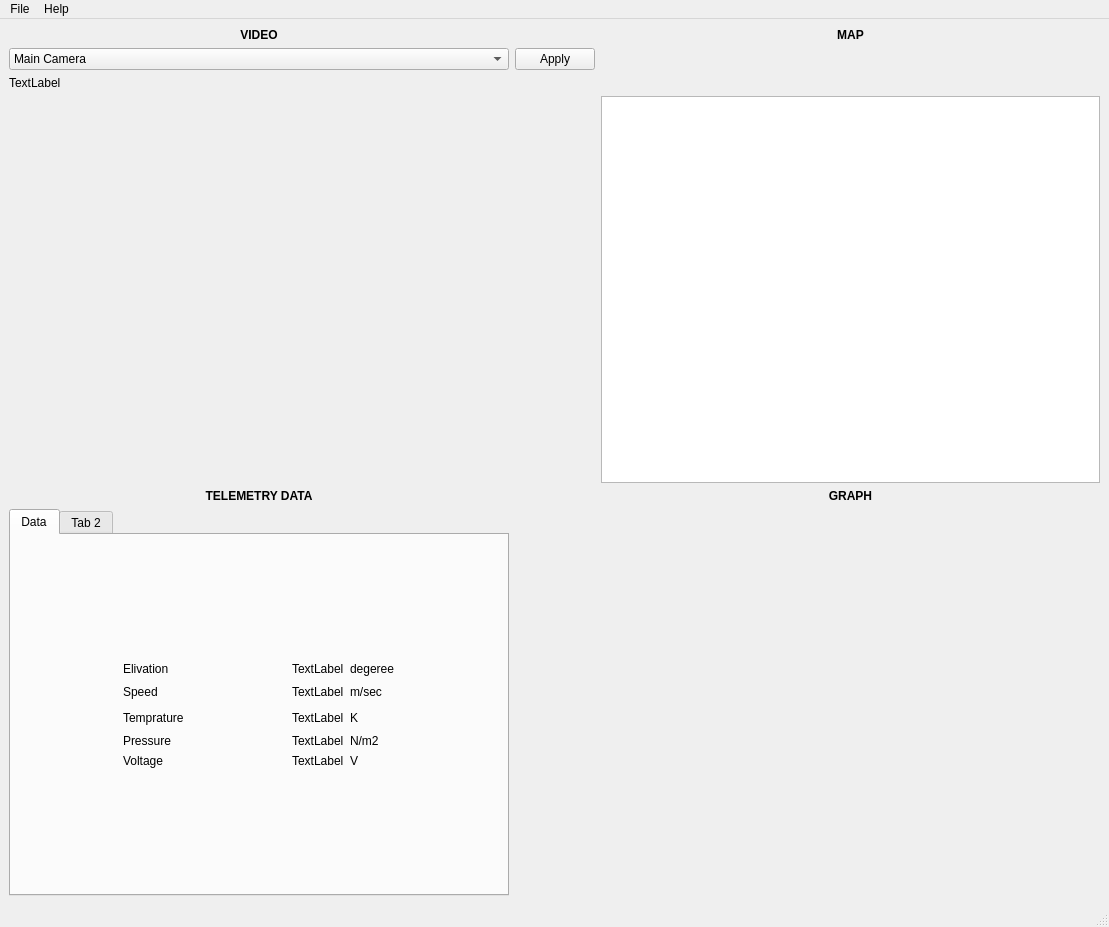
Old version of the form GUI/gui_dev.ui in the repository WarlordTed/URC2K18.
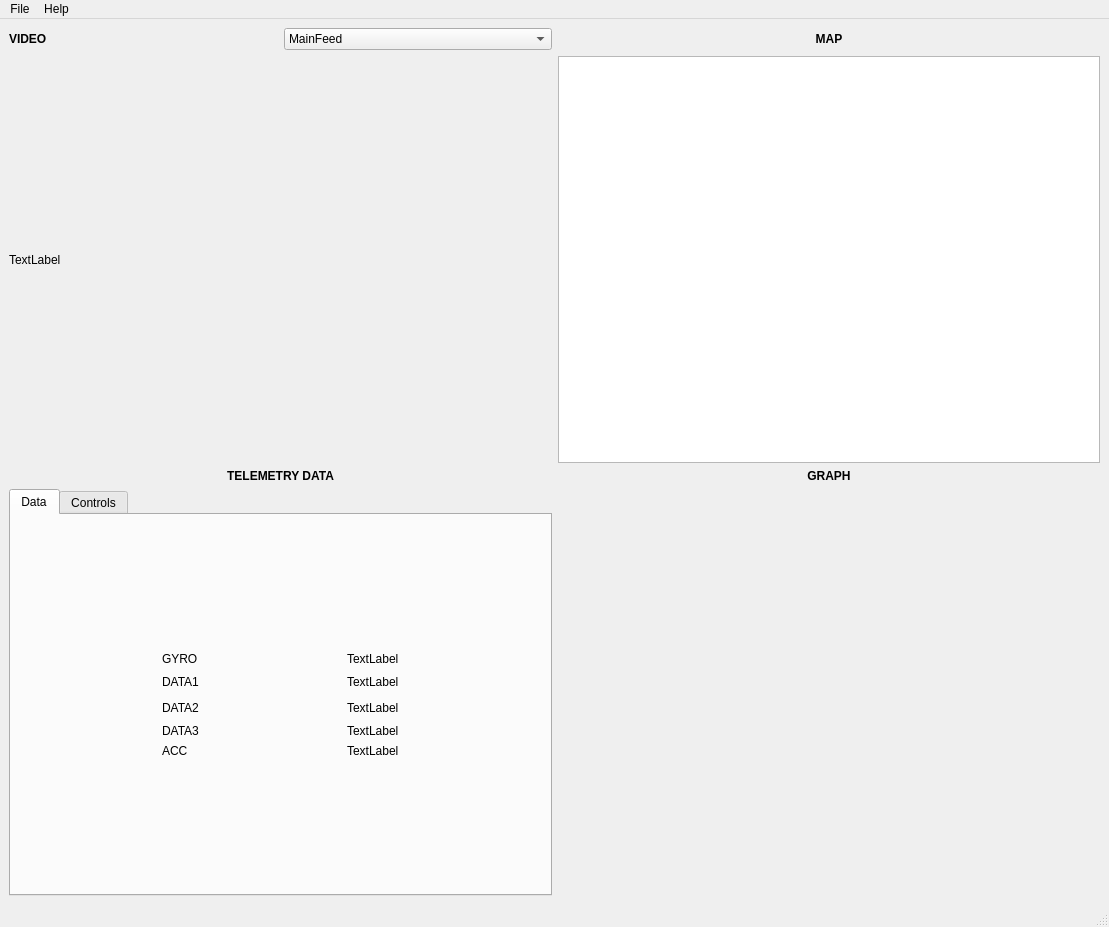
New version of the form. The open tabs and pages were chosen to show the change. Icons and pictures are not drawn.

The edit to the form file:
```diff
--- a/GUI/gui_dev.ui
+++ b/GUI/gui_dev.ui
@@ -14,27 +14,54 @@
    <string>MainWindow</string>
   </property>
   <widget class="QWidget" name="centralwidget">
-   <layout class="QGridLayout" name="gridLayout">
-    <item row="3" column="2">
-     <widget class="QGraphicsView" name="graphicsView"/>
-    </item>
+   <layout class="QGridLayout" name="gridLayout_3">
     <item row="0" column="0">
-     <widget class="QLabel" name="videolabel">
-      <property name="font">
-       <font>
-        <weight>75</weight>
-        <bold>true</bold>
-       </font>
-      </property>
-      <property name="text">
-       <string>VIDEO</string>
-      </property>
-      <property name="alignment">
-       <set>Qt::AlignCenter</set>
-      </property>
-     </widget>
+     <layout class="QHBoxLayout" name="horizontalLayout">
+      <item>
+       <widget class="QLabel" name="label">
+        <property name="font">
+         <font>
+          <weight>75</weight>
+          <bold>true</bold>
+         </font>
+        </property>
+        <property name="text">
+         <string>VIDEO</string>
+        </property>
+       </widget>
+      </item>
+      <item>
+       <widget class="QComboBox" name="comboBox">
+        <item>
+         <property name="text">
+          <string>MainFeed</string>
+         </property>
+        </item>
+        <item>
+         <property name="text">
+          <string>BackCamera</string>
+         </property>
+        </item>
+        <item>
+         <property name="text">
+          <string>DepthView</string>
+         </property>
+        </item>
+        <item>
+         <property name="text">
+          <string>Arm</string>
+         </property>
+        </item>
+        <item>
+         <property name="text">
+          <string>Hogger</string>
+         </property>
+        </item>
+       </widget>
+      </item>
+     </layout>
     </item>
-    <item row="0" column="2">
+    <item row="0" column="1">
      <widget class="QLabel" name="maplabel">
       <property name="font">
        <font>
@@ -50,7 +77,17 @@
       </property>
      </widget>
     </item>
-    <item row="4" column="0">
+    <item row="1" column="0">
+     <widget class="QLabel" name="videoFrame">
+      <property name="text">
+       <string>TextLabel</string>
+      </property>
+     </widget>
+    </item>
+    <item row="1" column="1">
+     <widget class="QGraphicsView" name="graphicsView"/>
+    </item>
+    <item row="2" column="0">
      <widget class="QLabel" name="datalabel">
       <property name="font">
        <font>
@@ -66,7 +103,7 @@
       </property>
      </widget>
     </item>
-    <item row="4" column="2">
+    <item row="2" column="1">
      <widget class="QLabel" name="graphlabel">
       <property name="font">
        <font>
@@ -82,26 +119,16 @@
       </property>
      </widget>
     </item>
-    <item row="5" column="2">
-     <layout class="QHBoxLayout" name="sensorgraph"/>
-    </item>
-    <item row="5" column="0">
+    <item row="3" column="0">
      <widget class="QTabWidget" name="tabWidget">
+      <property name="currentIndex">
+       <number>1</number>
+      </property>
       <widget class="QWidget" name="tab_3">
        <attribute name="title">
         <string>Data</string>
        </attribute>
        <layout class="QGridLayout" name="gridLayout_2">
-        <item row="3" column="4">
-         <widget class="QLabel" name="label3">
-          <property name="styleSheet">
-           <string notr="true">font: 14pt &quot;Verdana&quot;;</string>
-          </property>
-          <property name="text">
-           <string>TextLabel</string>
-          </property>
-         </widget>
-        </item>
         <item row="6" column="4">
          <spacer name="verticalSpacer">
           <property name="orientation">
@@ -115,7 +142,7 @@
           </property>
          </spacer>
         </item>
-        <item row="2" column="6">
+        <item row="2" column="5">
          <spacer name="horizontalSpacer_2">
           <property name="orientation">
            <enum>Qt::Horizontal</enum>
@@ -156,9 +183,6 @@
         </item>
         <item row="1" column="4">
          <widget class="QLabel" name="label1">
-          <property name="styleSheet">
-           <string notr="true">font: 14pt &quot;Verdana&quot;;</string>
-          </property>
           <property name="text">
            <string>TextLabel</string>
           </property>
@@ -166,19 +190,13 @@
         </item>
         <item row="2" column="1">
          <widget class="QLabel" name="d2">
-          <property name="styleSheet">
-           <string notr="true">font: 14pt &quot;Verdana&quot;;</string>
-          </property>
           <property name="text">
-           <string>Speed</string>
+           <string>DATA1</string>
           </property>
          </widget>
         </item>
         <item row="2" column="4">
          <widget class="QLabel" name="label2">
-          <property name="styleSheet">
-           <string notr="true">font: 14pt &quot;Verdana&quot;;</string>
-          </property>
           <property name="text">
            <string>TextLabel</string>
           </property>
@@ -186,19 +204,20 @@
         </item>
         <item row="3" column="1">
          <widget class="QLabel" name="d3">
-          <property name="styleSheet">
-           <string notr="true">font: 14pt &quot;Verdana&quot;;</string>
-          </property>
           <property name="text">
-           <string>Temprature</string>
+           <string>DATA2</string>
           </property>
          </widget>
         </item>
         <item row="5" column="4">
          <widget class="QLabel" name="label5">
-          <property name="styleSheet">
-           <string notr="true">font: 14pt &quot;Verdana&quot;;</string>
+          <property name="text">
+           <string>TextLabel</string>
           </property>
+         </widget>
+        </item>
+        <item row="3" column="4">
+         <widget class="QLabel" name="label3">
           <property name="text">
            <string>TextLabel</string>
           </property>
@@ -206,19 +225,13 @@
         </item>
         <item row="4" column="1">
          <widget class="QLabel" name="d4">
-          <property name="styleSheet">
-           <string notr="true">font: 14pt &quot;Verdana&quot;;</string>
-          </property>
           <property name="text">
-           <string>Pressure</string>
+           <string>DATA3</string>
           </property>
          </widget>
         </item>
         <item row="4" column="4">
          <widget class="QLabel" name="label4">
-          <property name="styleSheet">
-           <string notr="true">font: 14pt &quot;Verdana&quot;;</string>
-          </property>
           <property name="text">
            <string>TextLabel</string>
           </property>
@@ -226,21 +239,15 @@
         </item>
         <item row="5" column="1">
          <widget class="QLabel" name="d5">
-          <property name="styleSheet">
-           <string notr="true">font: 14pt &quot;Verdana&quot;;</string>
-          </property>
           <property name="text">
-           <string>Voltage </string>
+           <string>ACC</string>
           </property>
          </widget>
         </item>
         <item row="1" column="1">
          <widget class="QLabel" name="d1">
-          <property name="styleSheet">
-           <string notr="true">font: 14pt &quot;Verdana&quot;;</string>
-          </property>
           <property name="text">
-           <string>Elivation</string>
+           <string>GYRO</string>
           </property>
          </widget>
         </item>
@@ -257,117 +264,43 @@
           </property>
          </spacer>
         </item>
-        <item row="2" column="5">
-         <widget class="QLabel" name="label">
-          <property name="styleSheet">
-           <string notr="true">font: 14pt &quot;Verdana&quot;;</string>
-          </property>
-          <property name="text">
-           <string>m/sec</string>
-          </property>
-         </widget>
-        </item>
-        <item row="1" column="5">
+       </layout>
+      </widget>
+      <widget class="QWidget" name="tab_4">
+       <attribute name="title">
+        <string>Controls</string>
+       </attribute>
+       <layout class="QGridLayout" name="gridLayout">
+        <item row="0" column="0">
          <widget class="QLabel" name="label_2">
-          <property name="styleSheet">
-           <string notr="true">font: 14pt &quot;Verdana&quot;;</string>
-          </property>
           <property name="text">
-           <string>degeree</string>
+           <string/>
+          </property>
+          <property name="pixmap">
+           <pixmap>../wasd.png</pixmap>
           </property>
          </widget>
         </item>
-        <item row="3" column="5">
+        <item row="1" column="0">
          <widget class="QLabel" name="label_3">
-          <property name="styleSheet">
-           <string notr="true">font: 14pt &quot;Verdana&quot;;</string>
-          </property>
           <property name="text">
-           <string>K</string>
+           <string>&lt;html&gt;&lt;head/&gt;&lt;body&gt;&lt;p align=&quot;center&quot;&gt;&lt;span style=&quot; font-size:12pt; font-weight:600;&quot;&gt;|| W: Forward || S: Backward || A: Left || D: Right ||&lt;/span&gt;&lt;/p&gt;&lt;/body&gt;&lt;/html&gt;</string>
           </property>
          </widget>
         </item>
-        <item row="4" column="5">
+        <item row="2" column="0">
          <widget class="QLabel" name="label_4">
-          <property name="styleSheet">
-           <string notr="true">font: 14pt &quot;Verdana&quot;;</string>
-          </property>
           <property name="text">
-           <string>N/m2</string>
-          </property>
-         </widget>
-        </item>
-        <item row="5" column="5">
-         <widget class="QLabel" name="label_5">
-          <property name="styleSheet">
-           <string notr="true">font: 14pt &quot;Verdana&quot;;</string>
-          </property>
-          <property name="text">
-           <string>V</string>
+           <string>&lt;html&gt;&lt;head/&gt;&lt;body&gt;&lt;p align=&quot;center&quot;&gt;&lt;span style=&quot; font-size:12pt; font-weight:600;&quot;&gt;|| Q: Start || E: Stop ||&lt;/span&gt;&lt;/p&gt;&lt;/body&gt;&lt;/html&gt;</string>
           </property>
          </widget>
         </item>
        </layout>
       </widget>
-      <widget class="QWidget" name="tab_4">
-       <attribute name="title">
-        <string>Tab 2</string>
-       </attribute>
-      </widget>
      </widget>
     </item>
-    <item row="2" column="0">
-     <widget class="QLabel" name="videoFrame">
-      <property name="text">
-       <string>TextLabel</string>
-      </property>
-     </widget>
-    </item>
-    <item row="1" column="0">
-     <widget class="QComboBox" name="comboBox">
-      <item>
-       <property name="text">
-        <string>Main Camera</string>
-       </property>
-      </item>
-      <item>
-       <property name="text">
-        <string>Back Camera</string>
-       </property>
-      </item>
-      <item>
-       <property name="text">
-        <string>Arm</string>
-       </property>
-      </item>
-      <item>
-       <property name="text">
-        <string>Depth View</string>
-       </property>
-      </item>
-      <item>
-       <property name="text">
-        <string>Hogger</string>
-       </property>
-      </item>
-      <item>
-       <property name="text">
-        <string>Main Camera2 </string>
-       </property>
-      </item>
-      <item>
-       <property name="text">
-        <string/>
-       </property>
-      </item>
-     </widget>
-    </item>
-    <item row="1" column="1">
-     <widget class="QPushButton" name="pushButton">
-      <property name="text">
-       <string>Apply</string>
-      </property>
-     </widget>
+    <item row="3" column="1">
+     <layout class="QHBoxLayout" name="sensorgraph"/>
     </item>
    </layout>
   </widget>
```
